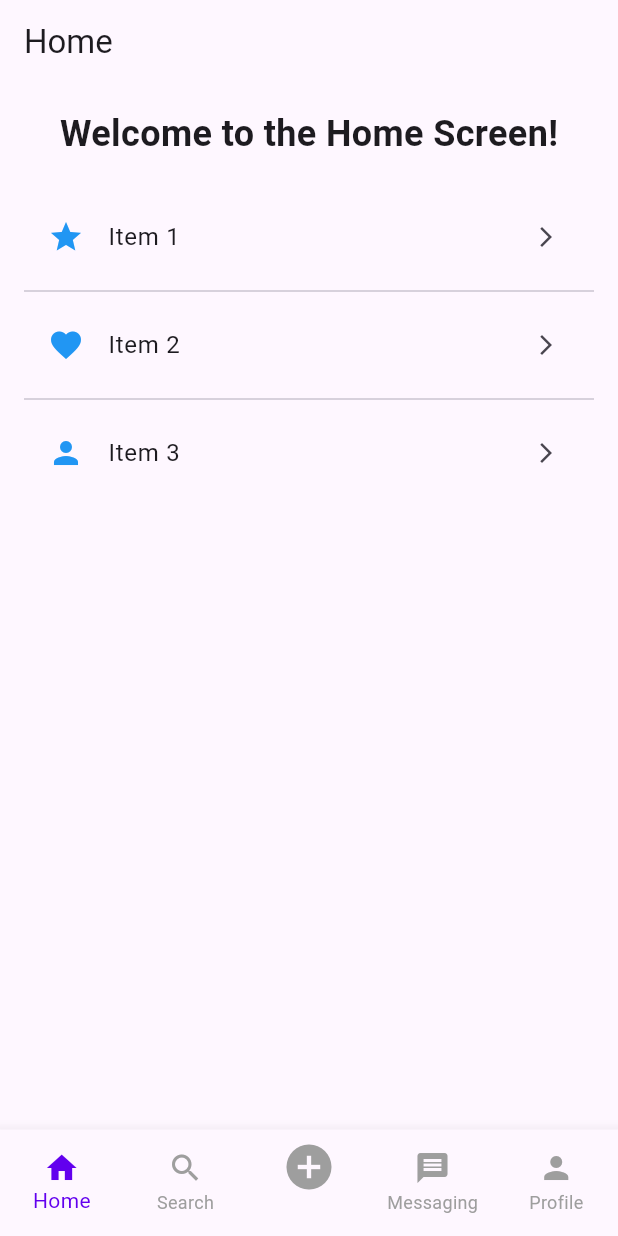
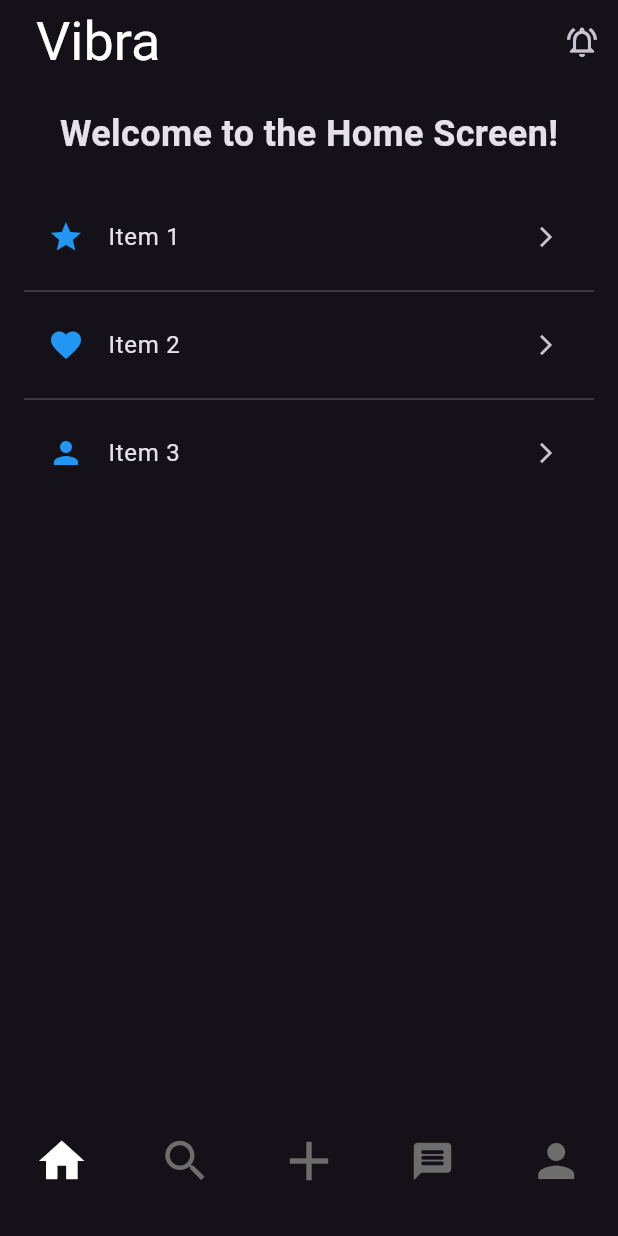
Before and after one commit to luisghdez/vibra_app, a Flutter app: the screen it shows after launch, on a phone screen of 412 x 824 dp. Run offline on Flutter 3.47's test engine with Material 3 defaults, Android fonts, the phone set to English and light mode, and no system bars; our stand-ins replace google_fonts; Roboto replaces fonts that are missing (Notable).

Commit message:
darkmode, nav design, vibra logo

```diff
--- a/lib/main.dart
+++ b/lib/main.dart
@@ -21,10 +21,8 @@ class MyApp extends StatelessWidget {
     return ChangeNotifierProvider(
       create: (_) => NavigationProvider(),
       child: MaterialApp(
-        title: 'Clean Navbar App',
-        theme: ThemeData(
-          primarySwatch: Colors.blue,
-        ),
+        title: 'Vibra',
+        theme: ThemeData.dark(),
         home: const MainScreen(),
       ),
     );
--- a/lib/screens/home/home_screen.dart
+++ b/lib/screens/home/home_screen.dart
@@ -1,5 +1,5 @@
-// lib/screens/home/home_screen.dart
 import 'package:flutter/material.dart';
+import 'package:google_fonts/google_fonts.dart';
 import 'components/home_header.dart';
 import 'widgets/home_widget.dart';
 
@@ -11,7 +11,26 @@ class HomeScreen extends StatelessWidget {
     // Main layout of the Home Screen
     return Scaffold(
       appBar: AppBar(
-        title: const Text('Home'),
+        title: Padding(
+          padding: const EdgeInsets.only(left: 8.0), // Add padding if needed
+          child: Text(
+            'Vibra',
+            style: GoogleFonts.notable(
+              fontSize: 36, // Large font size
+              color: Colors.white,
+            ),
+          ),
+        ),
+        centerTitle: false, // Aligns title to the left
+        actions: [
+          IconButton(
+            icon: const Icon(Icons.notifications_active_outlined),
+            onPressed: () {
+              // Define the action for the notifications icon here
+              print('Notifications icon pressed');
+            },
+          ),
+        ],
       ),
       body: const Column(
         children: [
--- a/lib/widgets/bottom_nav_bar.dart
+++ b/lib/widgets/bottom_nav_bar.dart
@@ -90,30 +90,31 @@ class BottomNavbar extends StatelessWidget {
       },
       items: const [
         BottomNavigationBarItem(
-          icon: Icon(Icons.home),
-          label: Constants.home,
+          icon: Icon(Icons.home, size: 36),
+          label: '',
         ),
         BottomNavigationBarItem(
-          icon: Icon(Icons.search),
-          label: Constants.search,
+          icon: Icon(Icons.search, size: 36),
+          label: '',
         ),
         BottomNavigationBarItem(
-          icon: Icon(Icons.add_circle, size: 36), // Larger icon for 'Add'
-          label: '', // No label for 'Add'
+          icon: Icon(Icons.add, size: 44),
+          label: '',
         ),
         BottomNavigationBarItem(
-          icon: Icon(Icons.message),
-          label: Constants.messaging,
+          icon: Icon(Icons.message_rounded, size: 30),
+          label: '',
         ),
         BottomNavigationBarItem(
-          icon: Icon(Icons.person),
-          label: Constants.profile,
+          icon: Icon(Icons.person, size: 36),
+          label: '',
         ),
       ],
-      selectedItemColor: Constants.primaryColor,
-      unselectedItemColor: Colors.grey,
+      selectedItemColor: Colors.white,
+      unselectedItemColor: const Color.fromARGB(255, 109, 109, 109),
       showUnselectedLabels: true,
       type: BottomNavigationBarType.fixed,
+      enableFeedback: false, // Disable the regular tap animation
     );
   }
 }
--- a/pubspec.yaml
+++ b/pubspec.yaml
@@ -37,6 +37,8 @@ dependencies:
   # Use with the CupertinoIcons class for iOS style icons.
   cupertino_icons: ^1.0.8
   provider: ^6.0.0 # add this line
+  google_fonts: ^6.2.1
+
 
 dev_dependencies:
   flutter_test:
```
Also changed, not shown: pubspec.lock, 7 other files.
